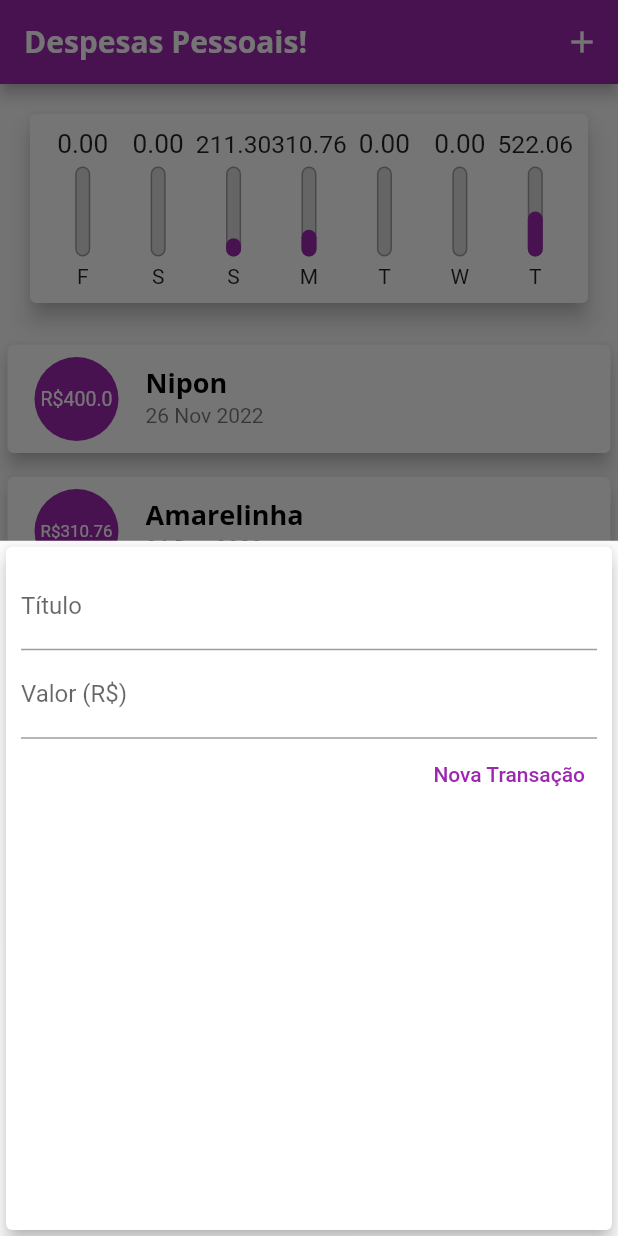
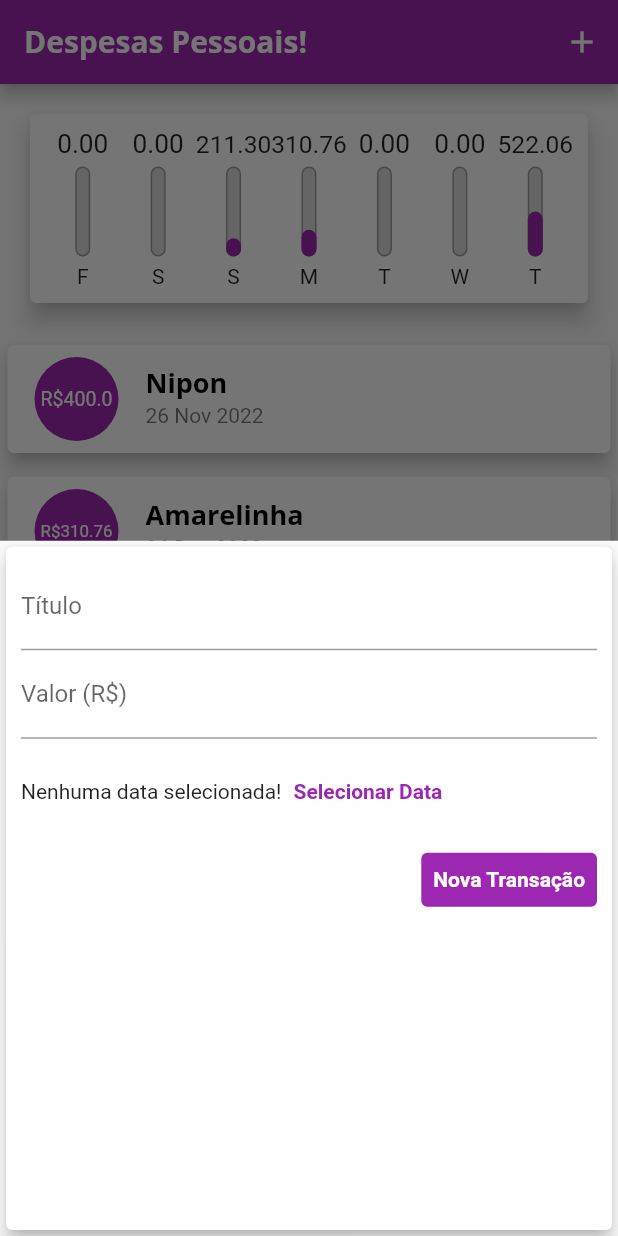
Before and after one commit to enilsonfilho/expenses-app, a Flutter app: the screen it shows after launch, after a tap on the "add" icon, on a phone screen of 412 x 824 dp. Run offline on Flutter 3.47's test engine with Material 2 defaults, Android fonts, the phone set to English and light mode, and no system bars.

Commit message:
feat: added button select date

```diff
--- a/lib/components/transaction_form.dart
+++ b/lib/components/transaction_form.dart
@@ -49,15 +49,36 @@ class _TransactionFormState extends State<TransactionForm> {
                 labelText: 'Valor (R\$)',
               ),
             ),
+            Container(
+              height: 70,
+              child: Row(
+                children: <Widget>[
+                  Text('Nenhuma data selecionada!'),
+                  TextButton(
+                    style: TextButton.styleFrom(
+                      foregroundColor: Colors.purple,
+                      textStyle: TextStyle(
+                        fontWeight: FontWeight.bold,
+                      )
+                    ),
+                    child: Text('Selecionar Data'),
+                    onPressed: () {},
+                  )
+                ],
+              ),
+            ),
             Row(
               mainAxisAlignment: MainAxisAlignment.end,
               children: [
                 TextButton(
                   child: Text('Nova Transação'),
-                  style: ButtonStyle(
-                    foregroundColor:
-                        MaterialStateProperty.all<Color>(Colors.purple),
-                  ),
+                  style: TextButton.styleFrom(
+                      foregroundColor: Colors.white,
+                      backgroundColor: Colors.purple,
+                      textStyle: TextStyle(
+                        fontWeight: FontWeight.bold,
+                      )
+                    ),
                   onPressed: _submitForm
                 ),
               ],
--- a/lib/main.dart
+++ b/lib/main.dart
@@ -27,6 +27,9 @@ class ExpensesApp extends StatelessWidget {
             fontWeight: FontWeight.bold,
             color: Colors.black,
           ),
+          button: TextStyle(
+            color:Colors.white,
+          )
         ),
         appBarTheme: const AppBarTheme(
           titleTextStyle: TextStyle(
```
